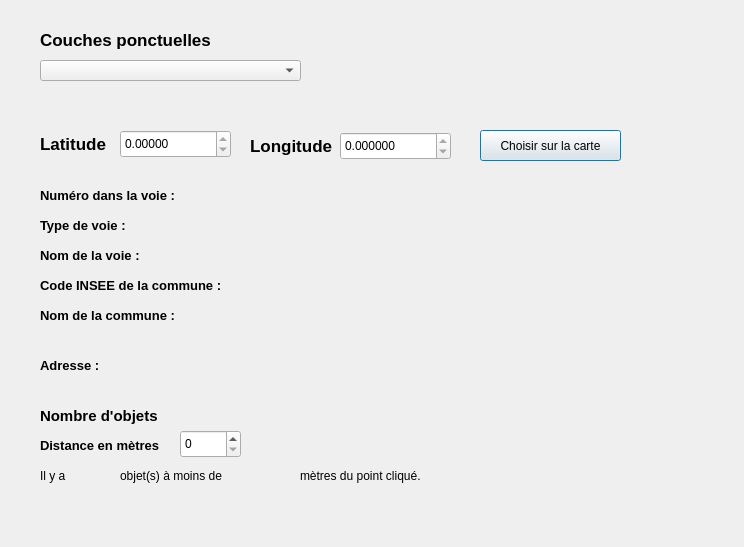
Qt form tp_qgis_tsi_dialog_base.ui (AdnanBenaboud/Tp-Qgis-TSI) before a commit.
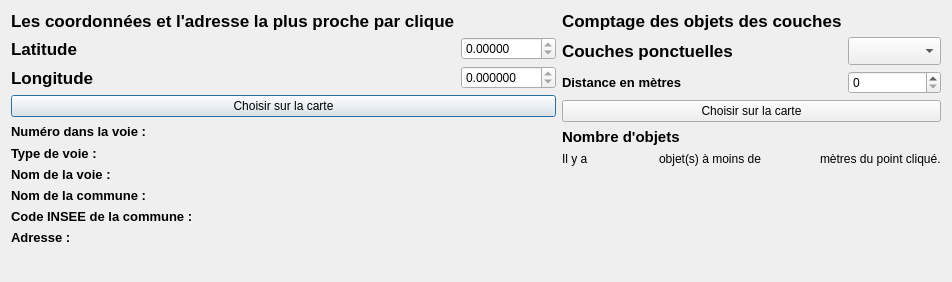
The same form after that commit. Custom widgets are drawn as their Qt base class.

Commit message: Modification du layout du plugin (plus responsive)

Diff of the .ui file:
```diff
--- a/tp_qgis_tsi_dialog_base.ui
+++ b/tp_qgis_tsi_dialog_base.ui
@@ -6,57 +6,20 @@
    <rect>
     <x>0</x>
     <y>0</y>
-    <width>744</width>
-    <height>547</height>
+    <width>888</width>
+    <height>282</height>
    </rect>
   </property>
   <property name="windowTitle">
    <string>TP QGIS TSI</string>
   </property>
-  <widget class="QLabel" name="label">
-   <property name="geometry">
-    <rect>
-     <x>40</x>
-     <y>30</y>
-     <width>181</width>
-     <height>19</height>
-    </rect>
-   </property>
-   <property name="font">
-    <font>
-     <pointsize>13</pointsize>
-     <weight>75</weight>
-     <bold>true</bold>
-    </font>
-   </property>
-   <property name="text">
-    <string>Couches ponctuelles</string>
-   </property>
-  </widget>
-  <widget class="QgsMapLayerComboBox" name="mMapLayerComboBox">
-   <property name="geometry">
-    <rect>
-     <x>40</x>
-     <y>60</y>
-     <width>261</width>
-     <height>21</height>
-    </rect>
-   </property>
-   <property name="font">
-    <font>
-     <pointsize>13</pointsize>
-    </font>
-   </property>
-  </widget>
+  <layout class="QHBoxLayout" name="horizontalLayout_3">
+   <item>
+    <layout class="QVBoxLayout" name="verticalLayout_3">
+     <item>
+      <layout class="QFormLayout" name="formLayout_2">
+       <item row="1" column="0">
   <widget class="QLabel" name="label_2">
-   <property name="geometry">
-    <rect>
-     <x>40</x>
-     <y>128</y>
-     <width>71</width>
-     <height>31</height>
-    </rect>
-   </property>
    <property name="font">
     <font>
      <pointsize>13</pointsize>
@@ -68,15 +31,9 @@
     <string>Latitude</string>
    </property>
   </widget>
+       </item>
+       <item row="1" column="1">
   <widget class="QDoubleSpinBox" name="doubleSpinBox_latitude">
-   <property name="geometry">
-    <rect>
-     <x>120</x>
-     <y>130</y>
-     <width>111</width>
-     <height>28</height>
-    </rect>
-   </property>
    <property name="readOnly">
     <bool>true</bool>
    </property>
@@ -90,15 +47,23 @@
     <double>90.000000000000000</double>
    </property>
   </widget>
+       </item>
+       <item row="2" column="0">
+        <widget class="QLabel" name="label_3">
+         <property name="font">
+          <font>
+           <pointsize>13</pointsize>
+           <weight>75</weight>
+           <bold>true</bold>
+          </font>
+         </property>
+         <property name="text">
+          <string>Longitude</string>
+         </property>
+        </widget>
+       </item>
+       <item row="2" column="1">
   <widget class="QDoubleSpinBox" name="doubleSpinBox_longitude">
-   <property name="geometry">
-    <rect>
-     <x>340</x>
-     <y>132</y>
-     <width>111</width>
-     <height>28</height>
-    </rect>
-   </property>
    <property name="readOnly">
     <bool>true</bool>
    </property>
@@ -112,15 +77,9 @@
     <double>180.990000000000009</double>
    </property>
   </widget>
-  <widget class="QLabel" name="label_3">
-   <property name="geometry">
-    <rect>
-     <x>250</x>
-     <y>130</y>
-     <width>91</width>
-     <height>31</height>
-    </rect>
-   </property>
+       </item>
+       <item row="0" column="0">
+        <widget class="QLabel" name="label_5">
    <property name="font">
     <font>
      <pointsize>13</pointsize>
@@ -129,31 +88,23 @@
     </font>
    </property>
    <property name="text">
-    <string>Longitude</string>
-   </property>
-  </widget>
+          <string>Les coordonnées et l'adresse la plus proche par clique</string>
+         </property>
+        </widget>
+       </item>
+      </layout>
+     </item>
+     <item>
   <widget class="QPushButton" name="pushButton_map_clic">
-   <property name="geometry">
-    <rect>
-     <x>480</x>
-     <y>130</y>
-     <width>141</width>
-     <height>31</height>
-    </rect>
-   </property>
    <property name="text">
     <string>Choisir sur la carte</string>
    </property>
   </widget>
+     </item>
+     <item>
+      <layout class="QFormLayout" name="formLayout_3">
+       <item row="0" column="0">
   <widget class="QLabel" name="label_4">
-   <property name="geometry">
-    <rect>
-     <x>40</x>
-     <y>180</y>
-     <width>151</width>
-     <height>31</height>
-    </rect>
-   </property>
    <property name="font">
     <font>
      <pointsize>10</pointsize>
@@ -165,15 +116,9 @@
     <string>Numéro dans la voie :</string>
    </property>
   </widget>
+       </item>
+       <item row="0" column="1">
   <widget class="QLabel" name="label_numero_voie">
-   <property name="geometry">
-    <rect>
-     <x>280</x>
-     <y>180</y>
-     <width>101</width>
-     <height>31</height>
-    </rect>
-   </property>
    <property name="font">
     <font>
      <pointsize>11</pointsize>
@@ -186,15 +131,9 @@
     <bool>false</bool>
    </property>
   </widget>
+       </item>
+       <item row="1" column="0">
   <widget class="QLabel" name="label_7">
-   <property name="geometry">
-    <rect>
-     <x>40</x>
-     <y>210</y>
-     <width>151</width>
-     <height>31</height>
-    </rect>
-   </property>
    <property name="font">
     <font>
      <pointsize>10</pointsize>
@@ -206,15 +145,16 @@
     <string>Type de voie :</string>
    </property>
   </widget>
+       </item>
+       <item row="1" column="1">
+        <widget class="QLabel" name="label_type_voie">
+         <property name="text">
+          <string/>
+         </property>
+        </widget>
+       </item>
+       <item row="2" column="0">
   <widget class="QLabel" name="label_8">
-   <property name="geometry">
-    <rect>
-     <x>40</x>
-     <y>240</y>
-     <width>151</width>
-     <height>31</height>
-    </rect>
-   </property>
    <property name="font">
     <font>
      <pointsize>10</pointsize>
@@ -226,15 +166,16 @@
     <string>Nom de la voie :</string>
    </property>
   </widget>
+       </item>
+       <item row="2" column="1">
+        <widget class="QLabel" name="label_nom_voie">
+         <property name="text">
+          <string/>
+         </property>
+        </widget>
+       </item>
+       <item row="4" column="0">
   <widget class="QLabel" name="label_9">
-   <property name="geometry">
-    <rect>
-     <x>40</x>
-     <y>270</y>
-     <width>201</width>
-     <height>31</height>
-    </rect>
-   </property>
    <property name="font">
     <font>
      <pointsize>10</pointsize>
@@ -246,15 +187,16 @@
     <string>Code INSEE de la commune :</string>
    </property>
   </widget>
+       </item>
+       <item row="4" column="1">
+        <widget class="QLabel" name="label_insee">
+         <property name="text">
+          <string/>
+         </property>
+        </widget>
+       </item>
+       <item row="3" column="0">
   <widget class="QLabel" name="label_10">
-   <property name="geometry">
-    <rect>
-     <x>40</x>
-     <y>300</y>
-     <width>201</width>
-     <height>31</height>
-    </rect>
-   </property>
    <property name="font">
     <font>
      <pointsize>10</pointsize>
@@ -266,67 +208,16 @@
     <string>Nom de la commune :</string>
    </property>
   </widget>
-  <widget class="QLabel" name="label_type_voie">
-   <property name="geometry">
-    <rect>
-     <x>280</x>
-     <y>210</y>
-     <width>101</width>
-     <height>31</height>
-    </rect>
-   </property>
+       </item>
+       <item row="5" column="1">
+        <widget class="QLabel" name="label_adresse">
    <property name="text">
     <string/>
    </property>
   </widget>
-  <widget class="QLabel" name="label_nom_voie">
-   <property name="geometry">
-    <rect>
-     <x>280</x>
-     <y>240</y>
-     <width>101</width>
-     <height>31</height>
-    </rect>
-   </property>
-   <property name="text">
-    <string/>
-   </property>
-  </widget>
-  <widget class="QLabel" name="label_insee">
-   <property name="geometry">
-    <rect>
-     <x>280</x>
-     <y>270</y>
-     <width>101</width>
-     <height>31</height>
-    </rect>
-   </property>
-   <property name="text">
-    <string/>
-   </property>
-  </widget>
-  <widget class="QLabel" name="label_commune">
-   <property name="geometry">
-    <rect>
-     <x>280</x>
-     <y>300</y>
-     <width>101</width>
-     <height>31</height>
-    </rect>
-   </property>
-   <property name="text">
-    <string/>
-   </property>
-  </widget>
+       </item>
+       <item row="5" column="0">
   <widget class="QLabel" name="label_11">
-   <property name="geometry">
-    <rect>
-     <x>40</x>
-     <y>350</y>
-     <width>71</width>
-     <height>31</height>
-    </rect>
-   </property>
    <property name="font">
     <font>
      <pointsize>10</pointsize>
@@ -338,28 +229,106 @@
     <string>Adresse :</string>
    </property>
   </widget>
-  <widget class="QLabel" name="label_adresse">
-   <property name="geometry">
-    <rect>
-     <x>140</x>
-     <y>350</y>
-     <width>101</width>
-     <height>41</height>
-    </rect>
-   </property>
+       </item>
+       <item row="3" column="1">
+        <widget class="QLabel" name="label_commune">
    <property name="text">
     <string/>
    </property>
   </widget>
+       </item>
+      </layout>
+     </item>
+     <item>
+      <spacer name="verticalSpacer_2">
+       <property name="orientation">
+        <enum>Qt::Vertical</enum>
+       </property>
+       <property name="sizeHint" stdset="0">
+        <size>
+         <width>20</width>
+         <height>40</height>
+        </size>
+       </property>
+      </spacer>
+     </item>
+    </layout>
+   </item>
+   <item>
+    <layout class="QVBoxLayout" name="verticalLayout_5">
+     <item>
+      <layout class="QFormLayout" name="formLayout_4">
+       <item row="1" column="0">
+        <widget class="QLabel" name="label">
+         <property name="font">
+          <font>
+           <pointsize>13</pointsize>
+           <weight>75</weight>
+           <bold>true</bold>
+          </font>
+         </property>
+         <property name="text">
+          <string>Couches ponctuelles</string>
+         </property>
+        </widget>
+       </item>
+       <item row="1" column="1">
+        <widget class="QgsMapLayerComboBox" name="mMapLayerComboBox">
+         <property name="font">
+          <font>
+           <pointsize>13</pointsize>
+          </font>
+         </property>
+        </widget>
+       </item>
+       <item row="2" column="0">
+        <widget class="QLabel" name="label_13">
+         <property name="font">
+          <font>
+           <pointsize>10</pointsize>
+           <weight>75</weight>
+           <bold>true</bold>
+          </font>
+         </property>
+         <property name="text">
+          <string>Distance en mètres</string>
+         </property>
+        </widget>
+       </item>
+       <item row="2" column="1">
+        <widget class="QSpinBox" name="spinBox_distance">
+         <property name="maximum">
+          <number>1000</number>
+         </property>
+        </widget>
+       </item>
+       <item row="0" column="0">
+        <widget class="QLabel" name="label_6">
+         <property name="font">
+          <font>
+           <pointsize>13</pointsize>
+           <weight>75</weight>
+           <bold>true</bold>
+          </font>
+         </property>
+         <property name="text">
+          <string>Comptage des objets des couches</string>
+         </property>
+        </widget>
+       </item>
+      </layout>
+     </item>
+     <item>
+      <widget class="QPushButton" name="pushButton_objts">
+       <property name="text">
+        <string>Choisir sur la carte</string>
+       </property>
+      </widget>
+     </item>
+     <item>
+      <layout class="QVBoxLayout" name="verticalLayout_4">
+       <item>
   <widget class="QLabel" name="label_12">
-   <property name="geometry">
-    <rect>
-     <x>40</x>
-     <y>400</y>
-     <width>131</width>
-     <height>31</height>
-    </rect>
-   </property>
    <property name="font">
     <font>
      <pointsize>11</pointsize>
@@ -371,104 +340,64 @@
     <string>Nombre d'objets</string>
    </property>
   </widget>
+       </item>
+       <item>
+        <layout class="QHBoxLayout" name="horizontalLayout_2">
+         <item>
   <widget class="QLabel" name="label_adresse_2">
-   <property name="geometry">
-    <rect>
-     <x>40</x>
-     <y>460</y>
-     <width>31</width>
-     <height>31</height>
-    </rect>
-   </property>
    <property name="text">
     <string>Il y a</string>
    </property>
   </widget>
+         </item>
+         <item>
   <widget class="QLabel" name="label_objs">
-   <property name="geometry">
-    <rect>
-     <x>80</x>
-     <y>460</y>
-     <width>31</width>
-     <height>41</height>
-    </rect>
-   </property>
    <property name="text">
     <string/>
    </property>
   </widget>
+         </item>
+         <item>
   <widget class="QLabel" name="label_adresse_4">
-   <property name="geometry">
-    <rect>
-     <x>120</x>
-     <y>460</y>
-     <width>131</width>
-     <height>31</height>
-    </rect>
-   </property>
    <property name="text">
     <string>objet(s) à moins de </string>
    </property>
   </widget>
+         </item>
+         <item>
   <widget class="QLabel" name="label_distance">
-   <property name="geometry">
-    <rect>
-     <x>260</x>
-     <y>460</y>
-     <width>31</width>
-     <height>41</height>
-    </rect>
-   </property>
    <property name="text">
     <string/>
    </property>
   </widget>
+         </item>
+         <item>
   <widget class="QLabel" name="label_adresse_6">
-   <property name="geometry">
-    <rect>
-     <x>300</x>
-     <y>460</y>
-     <width>161</width>
-     <height>31</height>
-    </rect>
-   </property>
    <property name="text">
     <string>mètres du point cliqué.</string>
    </property>
   </widget>
-  <widget class="QLabel" name="label_13">
-   <property name="geometry">
-    <rect>
-     <x>40</x>
-     <y>430</y>
-     <width>131</width>
-     <height>31</height>
-    </rect>
-   </property>
-   <property name="font">
-    <font>
-     <pointsize>10</pointsize>
-     <weight>75</weight>
-     <bold>true</bold>
-    </font>
-   </property>
-   <property name="text">
-    <string>Distance en mètres</string>
-   </property>
-  </widget>
-  <widget class="QSpinBox" name="spinBox_distance">
-   <property name="geometry">
-    <rect>
-     <x>180</x>
-     <y>430</y>
-     <width>61</width>
-     <height>28</height>
-    </rect>
-   </property>
-   <property name="maximum">
-    <number>1000</number>
-   </property>
-  </widget>
+         </item>
+        </layout>
+       </item>
+      </layout>
+     </item>
+     <item>
+      <spacer name="verticalSpacer">
+       <property name="orientation">
+        <enum>Qt::Vertical</enum>
+       </property>
+       <property name="sizeHint" stdset="0">
+        <size>
+         <width>20</width>
+         <height>40</height>
+        </size>
+       </property>
+      </spacer>
+     </item>
+    </layout>
+   </item>
+  </layout>
  </widget>
  <customwidgets>
   <customwidget>
```
Lines whose indentation alone changed are shown as unchanged. The commit also changes 2 other files.
